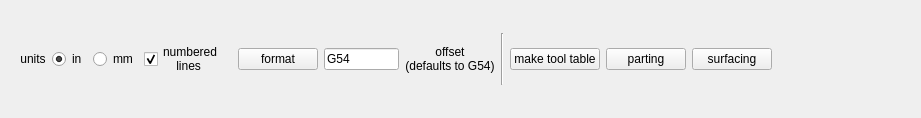
The window that gui/sherline_lathe_wb.ui (MrSamuelLaw/sherline_lathe) describes before a commit, drawn with Qt 5.
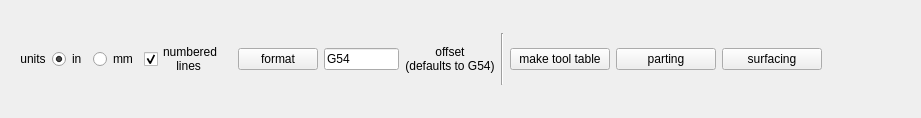
The same window after the commit.

Commit message: made a new moduel called linuxCNC_formatter that will contain both the Lathe and Mill formatters for linuxCNC.

```diff
--- a/gui/sherline_lathe_wb.ui
+++ b/gui/sherline_lathe_wb.ui
@@ -18,7 +18,7 @@
     <widget class="QPushButton" name="parting_pushButton">
      <property name="minimumSize">
       <size>
-       <width>70</width>
+       <width>100</width>
        <height>0</height>
       </size>
      </property>
@@ -44,7 +44,7 @@
     <widget class="QPushButton" name="surfacing_pushButton">
      <property name="minimumSize">
       <size>
-       <width>70</width>
+       <width>100</width>
        <height>0</height>
       </size>
      </property>
@@ -80,7 +80,7 @@
     <widget class="QPushButton" name="tool_table_pushButton">
      <property name="minimumSize">
       <size>
-       <width>70</width>
+       <width>100</width>
        <height>0</height>
       </size>
      </property>
```
The commit also changes 43 other files.
